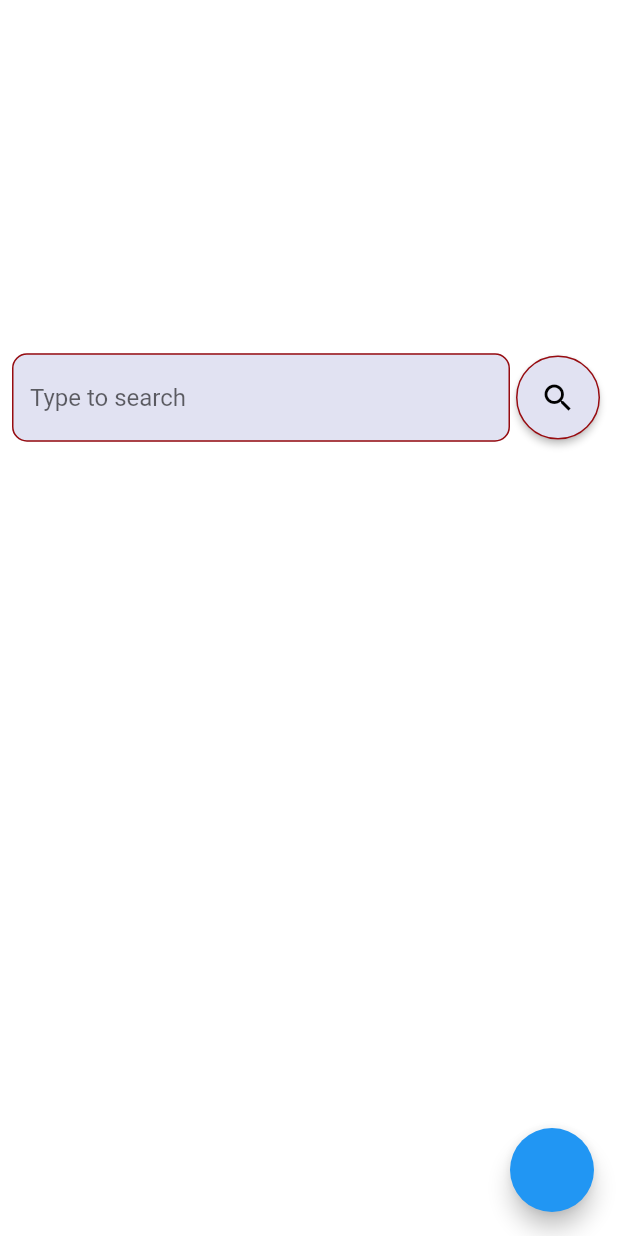
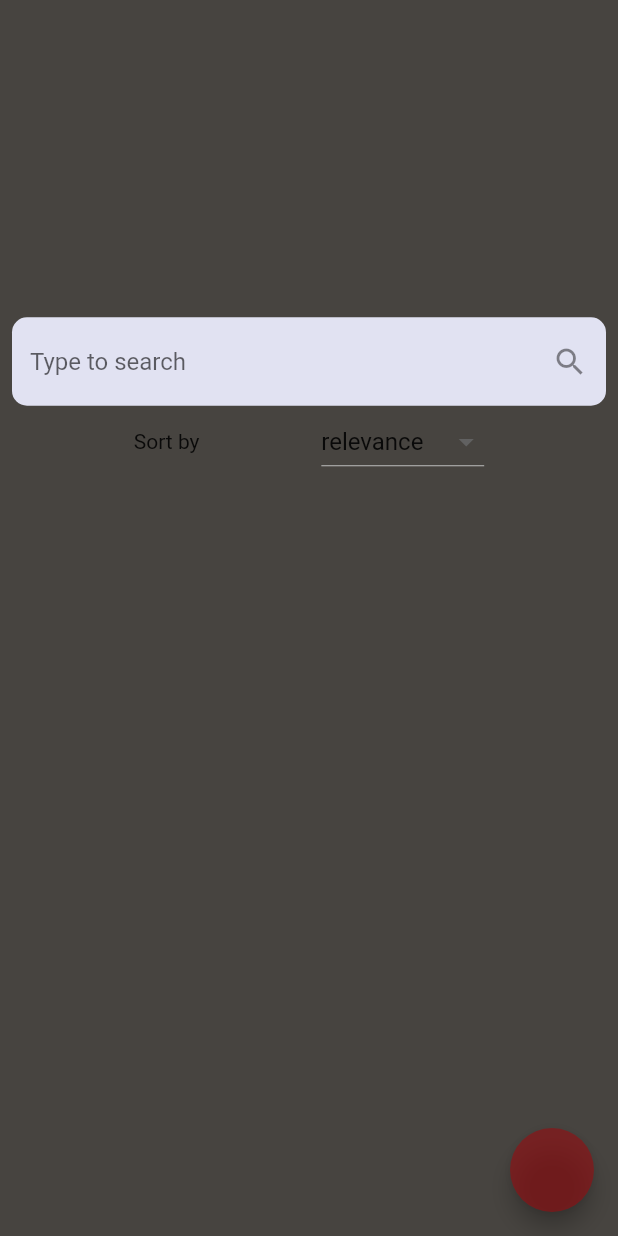
Before and after one commit to jogeanmcf/r_xiv, a Flutter app: the screen it shows after launch, on a phone screen of 412 x 824 dp. Run offline on Flutter 3.47's test engine with Material 2 defaults, Android fonts, the phone set to English and light mode, and no system bars; our stand-ins replace connectivity_plus, expandable, share_plus, shimmer.

Commit message:
ui updates

```diff
--- a/lib/controllers/search_controller.dart
+++ b/lib/controllers/search_controller.dart
@@ -2,12 +2,19 @@ import 'package:flutter/material.dart';
 import 'package:r_xiv/models/article.dart';
 import 'package:r_xiv/services/backend.dart';
 
-class Search with ChangeNotifier {
+enum SortBy {
+  submitedAt,
+  relevance,
+  lastUpdate,
+}
+
+class SearchController with ChangeNotifier {
   int _searchIndex = 0;
   int? totalResults = 0;
   int page = 0;
   String? text;
   bool isLoaded = false;
+  List<String> searchOption = ['relevance', 'last update', 'submited at'];
   List<Article> _listOfArticles = [];
   List<Article> listOfArticles = [];
 
@@ -70,4 +77,14 @@ class Search with ChangeNotifier {
       constructLit();
     }
   }
+
+  Enum _sortBy = SortBy.relevance;
+
+  Enum get sortBy => _sortBy;
+
+  set sortBy(Enum userChoice) {
+    _sortBy = userChoice;
+
+    notifyListeners();
+  }
 }
--- a/lib/controllers/theme_controller.dart
+++ b/lib/controllers/theme_controller.dart
@@ -2,13 +2,14 @@ import 'package:flutter/material.dart';
 import 'package:r_xiv/models/theme.dart';
 
 class ThemeController extends ChangeNotifier {
-  final bool isDarkModOn = false;
+  bool isDarkModOn = true;
   ThemeController() {
     getDeviceTheme();
   }
   void getDeviceTheme() {}
   void setDeviceTheme() {
-    isDarkModOn != isDarkModOn;
+    isDarkModOn = !isDarkModOn;
+    notifyListeners();
   }
 
   ThemeData get theme => isDarkModOn ? MyThemeData.dark : MyThemeData.light;
--- a/lib/main.dart
+++ b/lib/main.dart
@@ -13,7 +13,7 @@ void main() {
         create: (context) => Connectivity().onConnectivityChanged,
         initialData: ConnectivityResult.none,
       ),
-      ChangeNotifierProvider(create: (_) => Search()),
+      ChangeNotifierProvider(create: (_) => SearchController()),
       ChangeNotifierProvider(create: (_) => ThemeController())
     ],
     child: RXivApp(),
--- a/lib/models/theme.dart
+++ b/lib/models/theme.dart
@@ -5,11 +5,14 @@ mixin MyThemeData implements ThemeData {
   static ThemeData get light {
     return ThemeData(
         primaryColor: primaryLight,
+        primarySwatch: MaterialColor(0xff970c10, mainColor),
         scaffoldBackgroundColor: scafoldBGColorLight);
   }
 
   static ThemeData get dark {
     return ThemeData(
-        primaryColor: primaryDark, scaffoldBackgroundColor: scafoldBGColorDark);
+        primaryColor: primaryDark,
+        primarySwatch: MaterialColor(0xFF880E4F, mainColor),
+        scaffoldBackgroundColor: scafoldBGColorDark);
   }
 }
--- a/lib/pages/home_page.dart
+++ b/lib/pages/home_page.dart
@@ -1,16 +1,19 @@
 import 'package:connectivity_plus/connectivity_plus.dart';
 import 'package:flutter/material.dart';
 import 'package:provider/provider.dart';
+import 'package:r_xiv/controllers/search_controller.dart';
 import 'package:r_xiv/widgets/search_field.dart';
 import 'package:r_xiv/controllers/theme_controller.dart';
+import 'package:r_xiv/widgets/search_options.dart';
 
 class HomePage extends StatelessWidget {
   @override
   Widget build(BuildContext context) {
     final internetConnection = Provider.of<ConnectivityResult>(context);
     final themeController = Provider.of<ThemeController>(context);
+    final searchController = Provider.of<SearchController>(context);
+
     return Scaffold(
-      backgroundColor: Colors.white,
       appBar: AppBar(backgroundColor: Colors.transparent, elevation: 0),
       body: Container(
         margin: EdgeInsets.all(8),
@@ -19,6 +22,7 @@ class HomePage extends StatelessWidget {
             mainAxisAlignment: MainAxisAlignment.center,
             children: [
               SearchField(),
+              SearchOptions(),
               SizedBox(height: 40),
               internetConnection == ConnectivityResult.none
                   ? Container(child: Icon(Icons.wifi_off))
--- a/lib/widgets/search_field.dart
+++ b/lib/widgets/search_field.dart
@@ -11,15 +11,9 @@ class SearchField extends StatelessWidget {
   @override
   Widget build(BuildContext context) {
     final internetConnection = Provider.of<ConnectivityResult>(context);
-    final _search = Provider.of<Search>(context);
+    final _search = Provider.of<SearchController>(context);
     final _controller = TextEditingController();
-    // _controller.text = _search.text;
-    return Row(
-      mainAxisSize: MainAxisSize.min,
-      children: [
-        Expanded(
-          child: Container(
-            width: MediaQuery.of(context).size.width * 0.8,
+    return Container(
       decoration: BoxDecoration(
           borderRadius: BorderRadius.circular(10), color: lightBlue),
       child: TextField(
@@ -31,8 +25,8 @@ class SearchField extends StatelessWidget {
             ScaffoldMessenger.of(context).showSnackBar(
                 SnackBar(content: Text('No internet connection.')));
           } else if (_search.text == '' && _search.text == ' ') {
-                  ScaffoldMessenger.of(context).showSnackBar(
-                      SnackBar(content: Text('Type some valid text.')));
+            ScaffoldMessenger.of(context)
+                .showSnackBar(SnackBar(content: Text('Type some valid text.')));
           } else {
             _search.reset();
             _search.text = _controller.text;
@@ -46,10 +40,16 @@ class SearchField extends StatelessWidget {
           }
         },
         decoration: InputDecoration(
+          suffixIcon: InkWell(
+            child: Icon(Icons.search),
+            onTap: () {
+              //implement a way to navigate to the next page
+            },
+          ),
           hintText: 'Type to search',
           enabledBorder: OutlineInputBorder(
               borderSide: BorderSide(
-                      color: defautRed,
+                color: Colors.transparent,
                 width: 1.0,
               ),
               borderRadius: BorderRadius.circular(10)),
@@ -61,30 +61,6 @@ class SearchField extends StatelessWidget {
               borderRadius: BorderRadius.circular(10)),
         ),
       ),
-          ),
-        ),
-        IgnorePointer(
-          ignoring:
-              internetConnection == ConnectivityResult.none ? true : false,
-          child: ElevatedButton(
-            onPressed: () {
-              if (_controller.text.isEmpty && _controller.text != ' ') {
-                // _search.page = 0;
-                _search.reset();
-                _search.getArticlesFromArxiv();
-              } else {}
-            },
-            child: Icon(
-              Icons.search,
-              color: Colors.black,
-            ),
-            style: ElevatedButton.styleFrom(
-                primary: lightBlue,
-                shape: CircleBorder(side: BorderSide(color: defautRed)),
-                padding: EdgeInsets.all(16)),
-          ),
-        )
-      ],
     );
   }
 
--- /dev/null
+++ b/lib/widgets/search_options.dart
@@ -0,0 +1,35 @@
+import 'package:flutter/material.dart';
+import 'package:provider/provider.dart';
+import 'package:r_xiv/controllers/search_controller.dart';
+
+class SearchOptions extends StatefulWidget {
+  @override
+  State<SearchOptions> createState() => _SearchOptionsState();
+}
+
+class _SearchOptionsState extends State<SearchOptions>
+    with SingleTickerProviderStateMixin {
+  String _standardValue = 'relevance';
+  @override
+  List<String> _searchOptions = ['relevance', 'last update', 'submited at'];
+  @override
+  Widget build(BuildContext context) {
+    final searchController = Provider.of<SearchController>(context);
+    return Row(
+      mainAxisAlignment: MainAxisAlignment.spaceEvenly,
+      children: [
+        Text('Sort by'),
+        DropdownButton<String>(
+            value: _standardValue,
+            items: _searchOptions.map((e) {
+              return DropdownMenuItem<String>(value: e, child: Text(e));
+            }).toList(),
+            onChanged: (value) {
+              setState(() {
+                _standardValue = value!;
+              });
+            }),
+      ],
+    );
+  }
+}
```
Also changed, not shown: lib/contants.dart (+14 -1 lines), lib/pages/result_page.dart (+5 -4 lines), pubspec.yaml (+5 -5 lines), pubspec.lock, 1 other file. Lines whose indentation alone changed are shown as unchanged.
